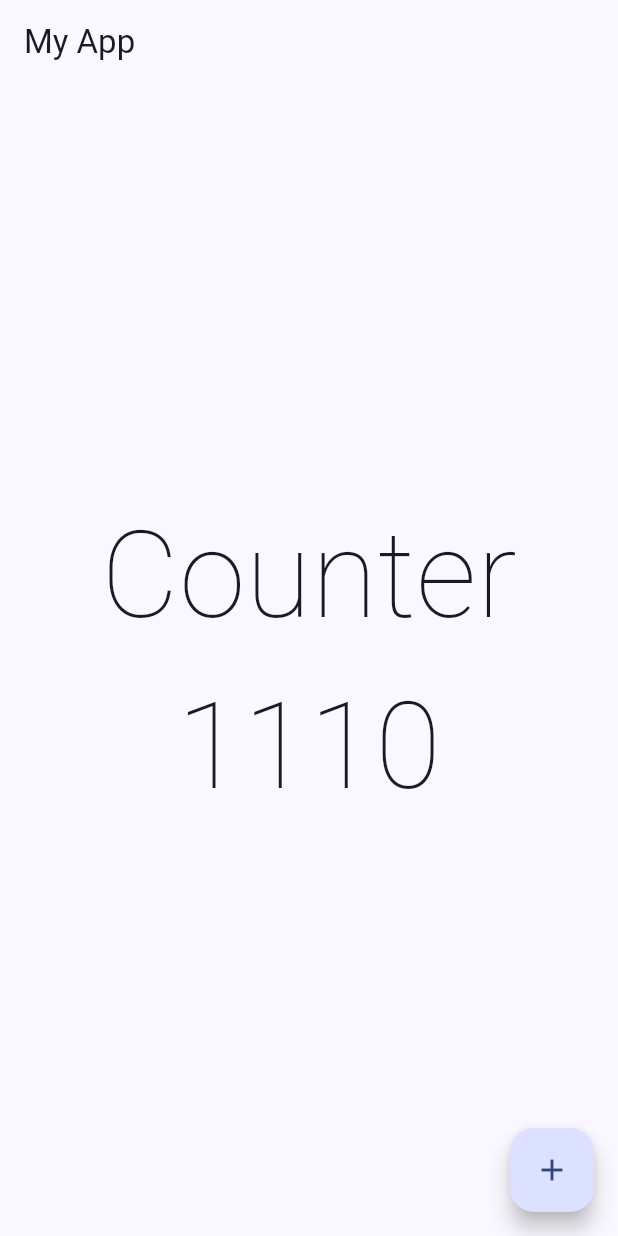
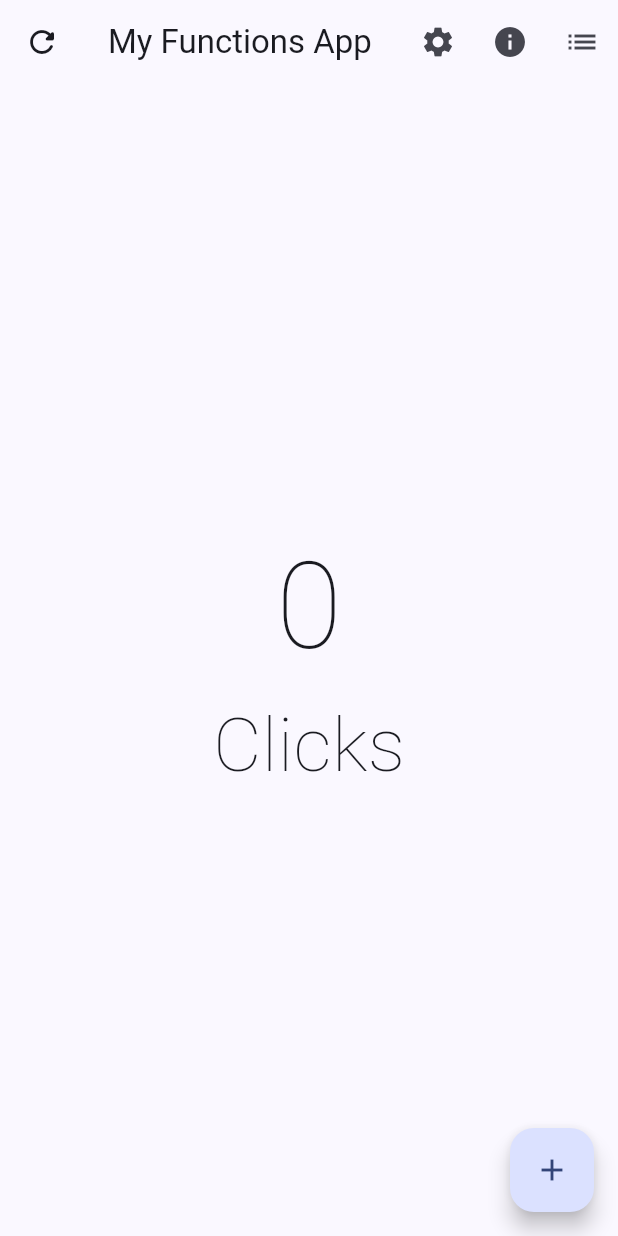
Before and after one commit to Boris-XD/Flutter-Init, a Flutter app: the screen it shows after launch, on a phone screen of 412 x 824 dp. Run offline on Flutter 3.47's test engine with Material 2 defaults, Android fonts, the phone set to English and light mode, and no system bars.

Commit message:
Add icons in header app

```diff
--- a/lib/main.dart
+++ b/lib/main.dart
@@ -1,3 +1,4 @@
+import 'package:counter_app/presentation/screens/counter_functions_screen.dart';
 import 'package:counter_app/presentation/screens/counter_screen.dart';
 import 'package:flutter/material.dart';
 
@@ -17,6 +18,6 @@ class MyApp extends StatelessWidget {
           useMaterial3: true,
           colorSchemeSeed: Color.fromARGB(255, 4, 100, 255)
         ),
-        home: const CounterScreen());
+        home: const CounterFunctionsScreeen());
   }
 }
--- /dev/null
+++ b/lib/presentation/screens/counter_functions_screen.dart
@@ -0,0 +1,64 @@
+import 'package:flutter/material.dart';
+
+class CounterFunctionsScreeen extends StatefulWidget {
+  const CounterFunctionsScreeen({super.key});
+
+  @override
+  State<CounterFunctionsScreeen> createState() => _CounterFunctionsScreeenState();
+}
+
+class _CounterFunctionsScreeenState extends State<CounterFunctionsScreeen> {
+
+  int clickCounter = 0;
+
+  @override
+  Widget build(BuildContext context) {
+    return Scaffold(
+          appBar: AppBar(
+            title: const Text("My Functions App"),
+            leading: IconButton(
+              onPressed: () {
+
+              },
+              icon: const Icon(Icons.refresh_rounded),
+            ),
+            actions: [
+              IconButton(
+                onPressed: () {
+
+                },
+                icon: const Icon(Icons.settings),
+              ),
+              IconButton(
+                onPressed: () {
+
+                },
+                icon: const Icon(Icons.info),
+              ),
+              IconButton(
+                onPressed: () {
+
+                },
+                icon: const Icon(Icons.list),
+              ),
+            ],
+          ),
+          body: Center(
+            child: Column(
+              mainAxisAlignment: MainAxisAlignment.center,
+              children: [
+                Text( '$clickCounter', style: const TextStyle(fontSize: 80.0, fontWeight: FontWeight.w100),),
+                Text( clickCounter == 1 ? 'Click' : 'Clicks', style: const TextStyle(fontSize: 50.0, fontWeight: FontWeight.w100),),
+              ],
+            )
+          ),
+          floatingActionButton: FloatingActionButton(
+            onPressed: () {
+              clickCounter++;
+              setState(() {});
+            },
+            child: const Icon(Icons.add)
+            ),
+        );
+  }
+}
--- a/lib/presentation/screens/counter_screen.dart
+++ b/lib/presentation/screens/counter_screen.dart
@@ -9,7 +9,7 @@ class CounterScreen extends StatefulWidget {
 
 class _CounterScreenState extends State<CounterScreen> {
 
-  int clickCounter = 1110;
+  int clickCounter = 0;
 
   @override
   Widget build(BuildContext context) {
@@ -21,8 +21,8 @@ class _CounterScreenState extends State<CounterScreen> {
             child: Column(
               mainAxisAlignment: MainAxisAlignment.center,
               children: [
-                const Text( "Counter", style: TextStyle(fontSize: 80.0, fontWeight: FontWeight.w100),),
-                Text( '$clickCounter', style: TextStyle(fontSize: 80.0, fontWeight: FontWeight.w100),),
+                Text( '$clickCounter', style: const TextStyle(fontSize: 80.0, fontWeight: FontWeight.w100),),
+                Text( clickCounter == 1 ? 'Click' : 'Clicks', style: const TextStyle(fontSize: 50.0, fontWeight: FontWeight.w100),),
               ],
             )
           ),
```
